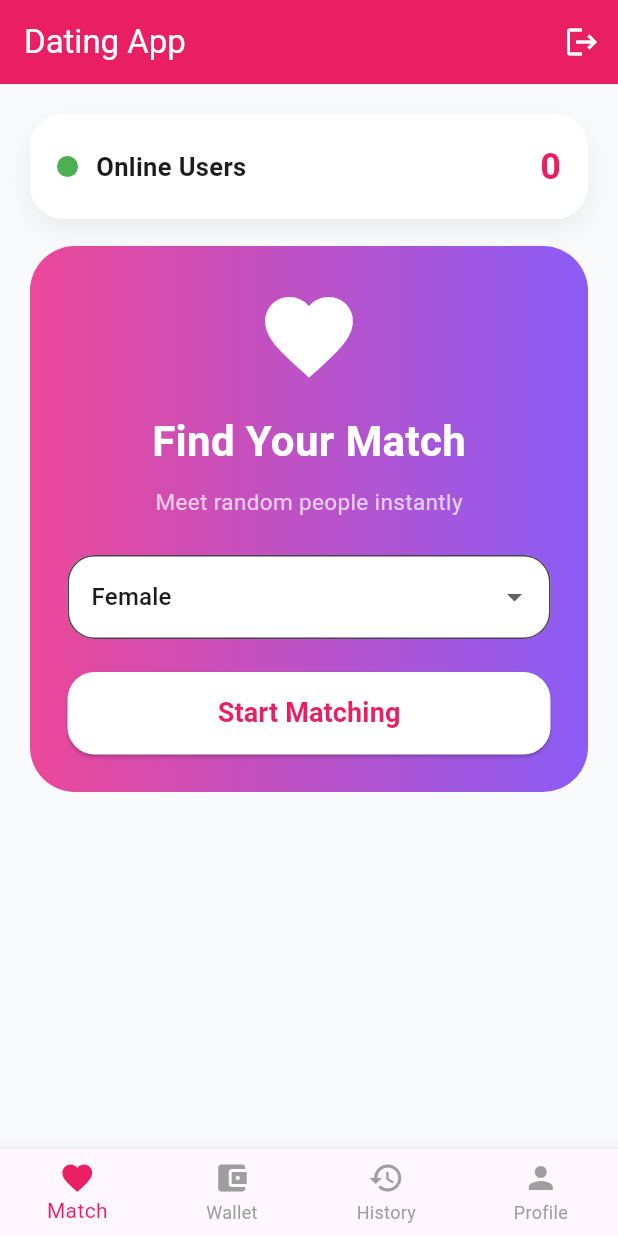
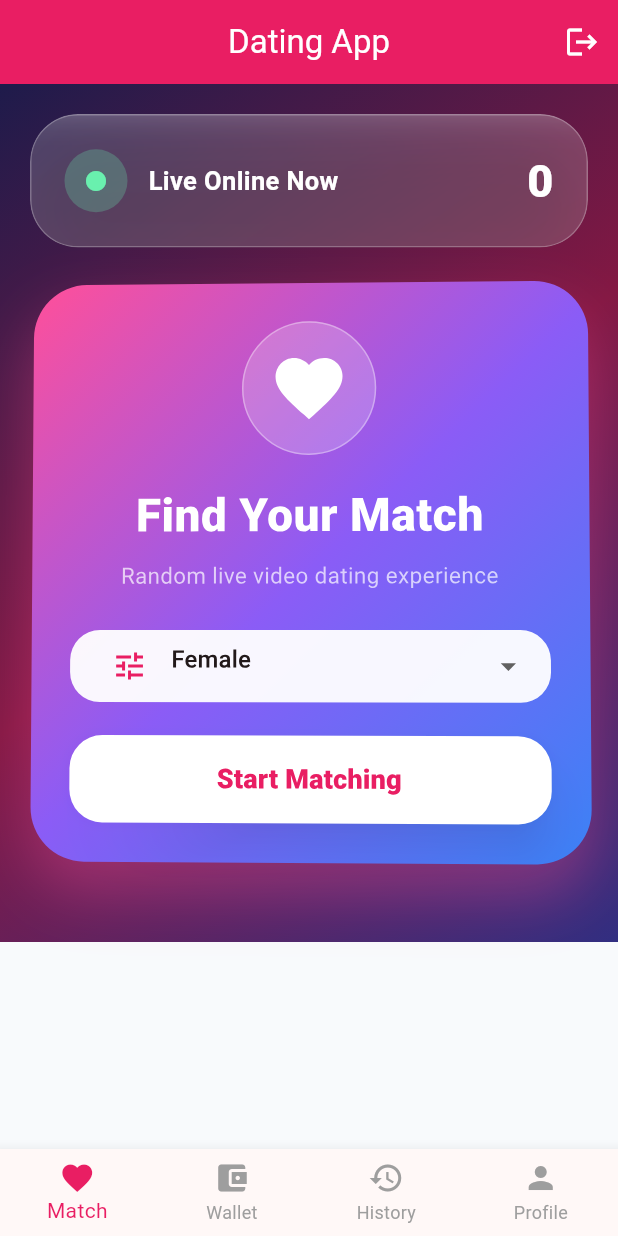
Before and after one commit to jahidsgithub/dating_app, a Flutter app: the HomeScreen screen opened directly with empty values, on a phone screen of 412 x 824 dp. Run offline on Flutter 3.47's test engine with Material 3 defaults, Android fonts, the phone set to English and light mode, and no system bars; our stand-ins replace image_picker, permission_handler, shared_preferences, vibration; missing offline and left inert: agora_rtc_engine; accounts and stored records are empty; network calls fail; Roboto replaces fonts that are missing (Arial).

Commit message:
Update Code

```diff
--- a/app/lib/main.dart
+++ b/app/lib/main.dart
@@ -17,9 +17,7 @@ class DatingApp extends StatelessWidget {
     final prefs = await SharedPreferences.getInstance();
     final userString = prefs.getString("user");
 
-    if (userString == null) {
-      return null;
-    }
+    if (userString == null) return null;
 
     return jsonDecode(userString);
   }
@@ -27,11 +25,21 @@ class DatingApp extends StatelessWidget {
   @override
   Widget build(BuildContext context) {
     return MaterialApp(
-      title: 'Dating App',
+      title: "Dating App",
       debugShowCheckedModeBanner: false,
       theme: ThemeData(
-        primarySwatch: Colors.pink,
-        scaffoldBackgroundColor: const Color(0xfff8fafc),
+        fontFamily: "Arial",
+        scaffoldBackgroundColor: const Color(0xfff6f7fb),
+        colorScheme: ColorScheme.fromSeed(
+          seedColor: Colors.pink,
+          primary: Colors.pink,
+        ),
+        appBarTheme: const AppBarTheme(
+          elevation: 0,
+          centerTitle: true,
+          backgroundColor: Colors.transparent,
+          foregroundColor: Colors.white,
+        ),
       ),
       home: FutureBuilder<Map<String, dynamic>?>(
         future: getSavedUser(),
--- a/app/lib/screens/match_screen.dart
+++ b/app/lib/screens/match_screen.dart
@@ -1,4 +1,5 @@
 import 'dart:async';
+import 'dart:ui';
 
 import 'package:flutter/material.dart';
 
@@ -37,6 +38,7 @@ class _MatchScreenState extends State<MatchScreen> {
   @override
   void initState() {
     super.initState();
+
     loadOnlineUsersCount();
 
     onlineCountTimer = Timer.periodic(
@@ -192,15 +194,17 @@ class _MatchScreenState extends State<MatchScreen> {
             });
 
             return AlertDialog(
+              backgroundColor: Colors.white,
               shape: RoundedRectangleBorder(
-                borderRadius: BorderRadius.circular(24),
+                borderRadius: BorderRadius.circular(28),
               ),
-              title: const Text("Calling..."),
+              title: const Text("Calling...", textAlign: TextAlign.center),
               content: Column(
                 mainAxisSize: MainAxisSize.min,
                 children: [
+                  const SizedBox(height: 8),
                   const CircularProgressIndicator(color: Colors.pink),
-                  const SizedBox(height: 20),
+                  const SizedBox(height: 24),
                   Text(
                     "Ringing ${matchedUser?["name"] ?? "User"}...",
                     style: const TextStyle(fontSize: 16),
@@ -212,11 +216,12 @@ class _MatchScreenState extends State<MatchScreen> {
                   ),
                 ],
               ),
+              actionsAlignment: MainAxisAlignment.center,
               actions: [
                 TextButton(
                   onPressed: cancelCallRequest,
                   child: const Text(
-                    "Cancel",
+                    "Cancel Call",
                     style: TextStyle(color: Colors.red),
                   ),
                 ),
@@ -310,47 +315,176 @@ class _MatchScreenState extends State<MatchScreen> {
     setState(() => callLoading = false);
   }
 
-  Widget onlineCountCard() {
-    return Container(
+  Widget glassCard({required Widget child}) {
+    return ClipRRect(
+      borderRadius: BorderRadius.circular(32),
+      child: BackdropFilter(
+        filter: ImageFilter.blur(sigmaX: 18, sigmaY: 18),
+        child: Container(
           width: double.infinity,
-      margin: const EdgeInsets.only(bottom: 18),
-      padding: const EdgeInsets.all(18),
+          padding: const EdgeInsets.all(22),
           decoration: BoxDecoration(
-        color: Colors.white,
-        borderRadius: BorderRadius.circular(22),
+            color: Colors.white.withOpacity(.18),
+            borderRadius: BorderRadius.circular(32),
+            border: Border.all(color: Colors.white.withOpacity(.25)),
             boxShadow: [
               BoxShadow(
-            color: Colors.black.withOpacity(.06),
-            blurRadius: 14,
-            offset: const Offset(0, 7),
+                color: Colors.black.withOpacity(.18),
+                blurRadius: 35,
+                offset: const Offset(0, 18),
               ),
             ],
           ),
+          child: child,
+        ),
+      ),
+    );
+  }
+
+  Widget onlineCountCard() {
+    return glassCard(
       child: Row(
         children: [
           Container(
-            height: 14,
-            width: 14,
-            decoration: const BoxDecoration(
-              color: Colors.green,
+            height: 42,
+            width: 42,
+            decoration: BoxDecoration(
+              color: Colors.greenAccent.withOpacity(.25),
               shape: BoxShape.circle,
             ),
+            child: const Icon(
+              Icons.circle,
+              color: Colors.greenAccent,
+              size: 16,
             ),
-          const SizedBox(width: 12),
-          const Text(
-            "Online Users",
-            style: TextStyle(fontSize: 17, fontWeight: FontWeight.bold),
           ),
-          const Spacer(),
+          const SizedBox(width: 14),
+          const Expanded(
+            child: Text(
+              "Live Online Now",
+              style: TextStyle(
+                color: Colors.white,
+                fontSize: 17,
+                fontWeight: FontWeight.bold,
+              ),
+            ),
+          ),
           Text(
             onlineUsers.toString(),
             style: const TextStyle(
-              fontSize: 24,
-              color: Colors.pink,
-              fontWeight: FontWeight.bold,
+              fontSize: 30,
+              color: Colors.white,
+              fontWeight: FontWeight.w900,
             ),
           ),
         ],
+      ),
+    );
+  }
+
+  Widget heroMatchCard() {
+    return Transform(
+      alignment: Alignment.center,
+      transform: Matrix4.identity()
+        ..setEntry(3, 2, 0.001)
+        ..rotateX(-0.04)
+        ..rotateY(0.04),
+      child: Container(
+        width: double.infinity,
+        padding: const EdgeInsets.all(26),
+        decoration: BoxDecoration(
+          borderRadius: BorderRadius.circular(36),
+          gradient: const LinearGradient(
+            colors: [Color(0xffff4f9a), Color(0xff8b5cf6), Color(0xff3b82f6)],
+            begin: Alignment.topLeft,
+            end: Alignment.bottomRight,
+          ),
+          boxShadow: [
+            BoxShadow(
+              color: const Color(0xffff4f9a).withOpacity(.35),
+              blurRadius: 35,
+              offset: const Offset(0, 20),
+            ),
+          ],
+        ),
+        child: Column(
+          children: [
+            Container(
+              height: 90,
+              width: 90,
+              decoration: BoxDecoration(
+                shape: BoxShape.circle,
+                color: Colors.white.withOpacity(.20),
+                border: Border.all(color: Colors.white.withOpacity(.35)),
+              ),
+              child: const Icon(Icons.favorite, size: 54, color: Colors.white),
+            ),
+            const SizedBox(height: 18),
+            const Text(
+              "Find Your Match",
+              style: TextStyle(
+                color: Colors.white,
+                fontSize: 31,
+                fontWeight: FontWeight.w900,
+              ),
+            ),
+            const SizedBox(height: 8),
+            const Text(
+              "Random live video dating experience",
+              textAlign: TextAlign.center,
+              style: TextStyle(color: Colors.white70, fontSize: 15),
+            ),
+            const SizedBox(height: 26),
+            Container(
+              padding: const EdgeInsets.symmetric(horizontal: 16),
+              decoration: BoxDecoration(
+                color: Colors.white.withOpacity(.95),
+                borderRadius: BorderRadius.circular(20),
+              ),
+              child: DropdownButtonFormField<String>(
+                value: lookingFor,
+                decoration: const InputDecoration(
+                  border: InputBorder.none,
+                  prefixIcon: Icon(Icons.tune, color: Colors.pink),
+                ),
+                items: const [
+                  DropdownMenuItem(value: "male", child: Text("Male")),
+                  DropdownMenuItem(value: "female", child: Text("Female")),
+                  DropdownMenuItem(value: "any", child: Text("Any")),
+                ],
+                onChanged: (value) {
+                  setState(() => lookingFor = value!);
+                },
+              ),
+            ),
+            const SizedBox(height: 22),
+            SizedBox(
+              width: double.infinity,
+              height: 58,
+              child: ElevatedButton(
+                onPressed: isSearching ? null : findMatch,
+                style: ElevatedButton.styleFrom(
+                  backgroundColor: Colors.white,
+                  foregroundColor: Colors.pink,
+                  elevation: 12,
+                  shadowColor: Colors.black.withOpacity(.35),
+                  shape: RoundedRectangleBorder(
+                    borderRadius: BorderRadius.circular(22),
+                  ),
+                ),
+                child: isSearching
+                    ? const CircularProgressIndicator(color: Colors.pink)
+                    : const Text(
+                        "Start Matching",
+                        style: TextStyle(
+                          fontSize: 18,
+                          fontWeight: FontWeight.w900,
+                        ),
+                      ),
+              ),
+            ),
+          ],
+        ),
       ),
     );
   }
@@ -360,63 +494,106 @@ class _MatchScreenState extends State<MatchScreen> {
 
     String photo = matchedUser!["profile_photo"]?.toString() ?? "";
 
-    return Container(
+    return Transform(
+      alignment: Alignment.center,
+      transform: Matrix4.identity()
+        ..setEntry(3, 2, 0.001)
+        ..rotateX(0.035)
+        ..rotateY(-0.035),
+      child: Container(
         width: double.infinity,
-      padding: const EdgeInsets.all(24),
+        padding: const EdgeInsets.all(26),
         decoration: BoxDecoration(
           color: Colors.white,
-        borderRadius: BorderRadius.circular(28),
+          borderRadius: BorderRadius.circular(36),
           boxShadow: [
             BoxShadow(
-            color: Colors.black.withOpacity(.08),
-            blurRadius: 18,
-            offset: const Offset(0, 8),
+              color: Colors.black.withOpacity(.14),
+              blurRadius: 32,
+              offset: const Offset(0, 18),
             ),
           ],
         ),
         child: Column(
           children: [
-          CircleAvatar(
-            radius: 55,
+            Container(
+              padding: const EdgeInsets.all(6),
+              decoration: BoxDecoration(
+                shape: BoxShape.circle,
+                gradient: const LinearGradient(
+                  colors: [Color(0xffff4f9a), Color(0xff8b5cf6)],
+                ),
+                boxShadow: [
+                  BoxShadow(
+                    color: Colors.pink.withOpacity(.35),
+                    blurRadius: 22,
+                    offset: const Offset(0, 10),
+                  ),
+                ],
+              ),
+              child: CircleAvatar(
+                radius: 62,
                 backgroundColor: Colors.pink.shade100,
                 backgroundImage: photo.isNotEmpty
                     ? NetworkImage("http://127.0.0.1/dating_app/$photo")
                     : null,
                 child: photo.isEmpty
-                ? const Icon(Icons.person, size: 60, color: Colors.white)
+                    ? const Icon(Icons.person, size: 65, color: Colors.white)
                     : null,
               ),
-          const SizedBox(height: 18),
+            ),
+            const SizedBox(height: 20),
             Text(
               matchedUser!["name"]?.toString() ?? "Unknown",
-            style: const TextStyle(fontSize: 26, fontWeight: FontWeight.bold),
+              style: const TextStyle(fontSize: 29, fontWeight: FontWeight.w900),
             ),
             const SizedBox(height: 8),
             Text(
-            "${matchedUser!["gender"] ?? ""}, ${matchedUser!["country"] ?? ""}",
+              "${matchedUser!["gender"] ?? ""} • ${matchedUser!["country"] ?? ""}",
               style: const TextStyle(color: Colors.grey, fontSize: 15),
             ),
-          const SizedBox(height: 25),
+            const SizedBox(height: 20),
+            Container(
+              padding: const EdgeInsets.symmetric(horizontal: 16, vertical: 10),
+              decoration: BoxDecoration(
+                color: Colors.green.withOpacity(.10),
+                borderRadius: BorderRadius.circular(30),
+              ),
+              child: const Text(
+                "Online & Ready to Connect",
+                style: TextStyle(
+                  color: Colors.green,
+                  fontWeight: FontWeight.bold,
+                ),
+              ),
+            ),
+            const SizedBox(height: 24),
             SizedBox(
               width: double.infinity,
-            height: 55,
+              height: 58,
               child: ElevatedButton.icon(
                 onPressed: callLoading ? null : sendCallRequest,
                 icon: const Icon(Icons.videocam),
                 label: Text(
                   callLoading ? "Calling..." : "Start Video Call",
-                style: const TextStyle(fontSize: 17),
+                  style: const TextStyle(
+                    fontSize: 17,
+                    fontWeight: FontWeight.w900,
+                  ),
                 ),
                 style: ElevatedButton.styleFrom(
                   backgroundColor: Colors.pink,
                   foregroundColor: Colors.white,
+                  elevation: 15,
+                  shadowColor: Colors.pink.withOpacity(.4),
                   shape: RoundedRectangleBorder(
-                  borderRadius: BorderRadius.circular(18),
+                    borderRadius: BorderRadius.circular(22),
                   ),
                 ),
               ),
             ),
           ],
+        ),
       ),
     );
   }
@@ -431,87 +608,25 @@ class _MatchScreenState extends State<MatchScreen> {
 
   @override
   Widget build(BuildContext context) {
-    return SingleChildScrollView(
+    return Container(
+      decoration: const BoxDecoration(
+        gradient: LinearGradient(
+          colors: [Color(0xff1e1b4b), Color(0xff831843), Color(0xff312e81)],
+          begin: Alignment.topLeft,
+          end: Alignment.bottomRight,
+        ),
+      ),
+      child: SingleChildScrollView(
         padding: const EdgeInsets.all(20),
         child: Column(
           children: [
             onlineCountCard(),
-          Container(
-            width: double.infinity,
-            padding: const EdgeInsets.all(25),
-            decoration: BoxDecoration(
-              gradient: const LinearGradient(
-                colors: [Color(0xffec4899), Color(0xff8b5cf6)],
-              ),
-              borderRadius: BorderRadius.circular(30),
-            ),
-            child: Column(
-              children: [
-                const Icon(Icons.favorite, size: 70, color: Colors.white),
-                const SizedBox(height: 15),
-                const Text(
-                  "Find Your Match",
-                  style: TextStyle(
-                    color: Colors.white,
-                    fontSize: 28,
-                    fontWeight: FontWeight.bold,
-                  ),
-                ),
-                const SizedBox(height: 10),
-                const Text(
-                  "Meet random people instantly",
-                  style: TextStyle(color: Colors.white70, fontSize: 15),
-                ),
-                const SizedBox(height: 25),
-                DropdownButtonFormField<String>(
-                  value: lookingFor,
-                  dropdownColor: Colors.white,
-                  decoration: InputDecoration(
-                    filled: true,
-                    fillColor: Colors.white,
-                    border: OutlineInputBorder(
-                      borderRadius: BorderRadius.circular(18),
-                    ),
-                  ),
-                  items: const [
-                    DropdownMenuItem(value: "male", child: Text("Male")),
-                    DropdownMenuItem(value: "female", child: Text("Female")),
-                    DropdownMenuItem(value: "any", child: Text("Any")),
-                  ],
-                  onChanged: (value) {
-                    setState(() => lookingFor = value!);
-                  },
-                ),
             const SizedBox(height: 22),
-                SizedBox(
-                  width: double.infinity,
-                  height: 55,
-                  child: ElevatedButton(
-                    onPressed: isSearching ? null : findMatch,
-                    style: ElevatedButton.styleFrom(
-                      backgroundColor: Colors.white,
-                      foregroundColor: Colors.pink,
-                      shape: RoundedRectangleBorder(
-                        borderRadius: BorderRadius.circular(18),
-                      ),
-                    ),
-                    child: isSearching
-                        ? const CircularProgressIndicator()
-                        : const Text(
-                            "Start Matching",
-                            style: TextStyle(
-                              fontSize: 18,
-                              fontWeight: FontWeight.bold,
-                            ),
-                          ),
-                  ),
-                ),
+            heroMatchCard(),
+            const SizedBox(height: 34),
+            matchedUserCard(),
           ],
         ),
-          ),
-          const SizedBox(height: 30),
-          matchedUserCard(),
-        ],
       ),
     );
   }
--- a/app/lib/services/api_service.dart
+++ b/app/lib/services/api_service.dart
@@ -45,6 +45,18 @@ class ApiService {
     return jsonDecode(response.body);
   }
 
+  /* USER DETAILS */
+  static Future<Map<String, dynamic>> userDetails({
+    required String userId,
+  }) async {
+    final response = await http.post(
+      Uri.parse("${ApiConfig.baseUrl}/user_details.php"),
+      body: {"user_id": userId},
+    );
+
+    return jsonDecode(response.body);
+  }
+
   /* UPDATE PROFILE */
   static Future<Map<String, dynamic>> updateProfile({
     required String userId,
@@ -76,6 +88,15 @@ class ApiService {
     final response = await http.post(
       Uri.parse("${ApiConfig.baseUrl}/update_activity.php"),
       body: {"user_id": userId},
+    );
+
+    return jsonDecode(response.body);
+  }
+
+  /* ONLINE USERS COUNT */
+  static Future<Map<String, dynamic>> onlineUsersCount() async {
+    final response = await http.get(
+      Uri.parse("${ApiConfig.baseUrl}/online_users_count.php"),
     );
 
     return jsonDecode(response.body);
@@ -319,24 +340,4 @@ class ApiService {
 
     return jsonDecode(responseData);
   }
-
-  static Future<Map<String, dynamic>> onlineUsersCount() async {
-    final response = await http.get(
-      Uri.parse("${ApiConfig.baseUrl}/online_users_count.php"),
-    );
-
-    return jsonDecode(response.body);
-  }
-
-  /* USER DETAILS */
-  static Future<Map<String, dynamic>> userDetails({
-    required String userId,
-  }) async {
-    final response = await http.post(
-      Uri.parse("${ApiConfig.baseUrl}/user_details.php"),
-      body: {"user_id": userId},
-    );
-
-    return jsonDecode(response.body);
-  }
 }
```
Lines whose indentation alone changed are shown as unchanged.
